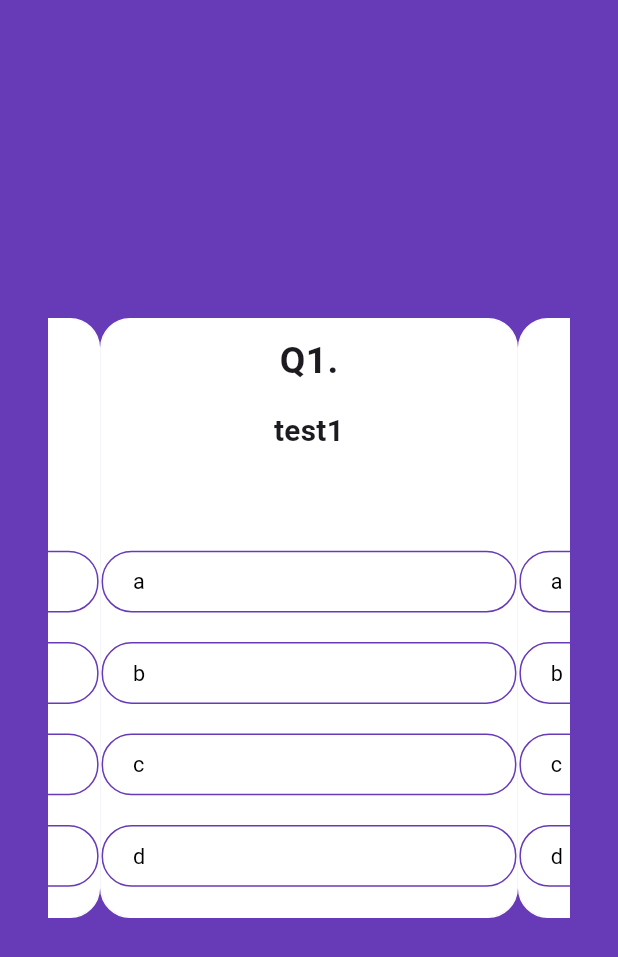
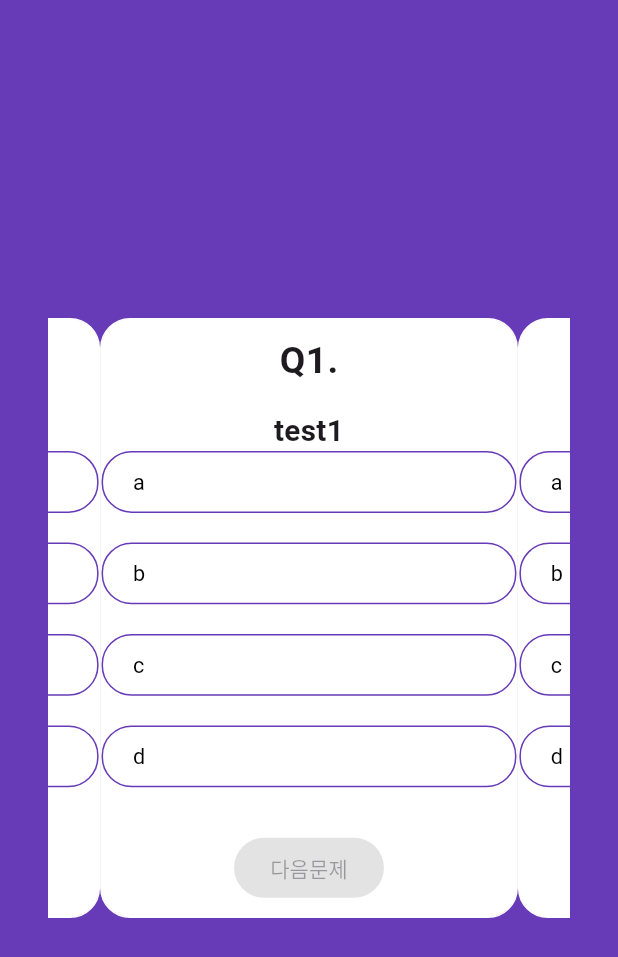
Before and after one commit to yellyB/flutter_practice, a Flutter app: the screen it shows after launch, after a tap on "지금 퀴즈 풀기", on a phone screen of 412 x 824 dp. Shown: the top 957 px of the screen. Run offline on Flutter 3.47's test engine with Material 3 defaults, Android fonts, the phone set to English and light mode, and no system bars; drawn by our look-alikes of auto_size_text, carousel_slider.

Commit message:
다음 문제 넘어가는 UI

```diff
--- a/lib/screen/screen_quiz.dart
+++ b/lib/screen/screen_quiz.dart
@@ -13,8 +13,8 @@ class QuizScreen extends StatefulWidget {
 
 class _QuizScreenState extends State<QuizScreen> {
   final List<int> _answers = [-1, -1, -1];
-  final List<bool> _answerState = [false, false, false, false];
-  final int _currentIndex = 0;
+  List<bool> _answerState = [false, false, false, false];
+  int _currentIndex = 0;
 
   @override
   Widget build(BuildContext context) {
@@ -34,7 +34,7 @@ class _QuizScreenState extends State<QuizScreen> {
             height: height * 0.5,
             child: CarouselSlider(
               options: CarouselOptions(height: 400.0),
-              // todo: _buildQuizCard 로 변경
+              // todo: quiz 의 개수만큼 map 돌리기
               items: [
                 0,
                 1,
@@ -43,8 +43,6 @@ class _QuizScreenState extends State<QuizScreen> {
                 return _buildQuizCard(
                     index, widget.quizs[index], width, height);
               }).toList(),
-              // itemBuilder: (BuildContext context, int index) {
-              //   return _buildQuizCard(widget.quizs[index], width, height);
             ),
           ),
         ),
@@ -88,6 +86,35 @@ class _QuizScreenState extends State<QuizScreen> {
           Column(
             children: _buildCandidates(width, quiz),
           ),
+          Container(
+              padding: EdgeInsets.all(width * 0.024),
+              child: Center(
+                child: ButtonTheme(
+                  minWidth: width * 0.5,
+                  height: height * 0.05,
+                  shape: RoundedRectangleBorder(
+                    borderRadius: BorderRadius.circular(10),
+                  ),
+                  child: ElevatedButton(
+                      style: ElevatedButton.styleFrom(
+                        foregroundColor: Colors.white,
+                        backgroundColor: Colors.deepPurple,
+                      ),
+                      onPressed: _answers[_currentIndex] == -1
+                          ? null
+                          : () {
+                              if (_currentIndex == widget.quizs.length - 1) {
+                              } else {
+                                _answerState = [false, false, false, false];
+                                _currentIndex += 1;
+                                // todo: CarouselSlider 의 컨트롤러 생성해서 다음 문제로 넘어가도록 핸들링
+                              }
+                            },
+                      child: _currentIndex == widget.quizs.length - 1
+                          ? const Text('결과보기')
+                          : const Text('다음문제')),
+                ),
+              ))
         ],
       ),
     );
```
